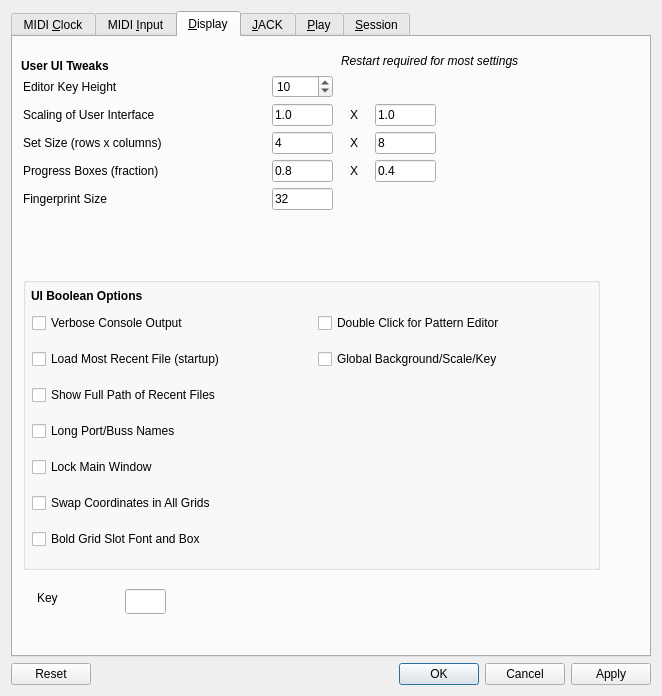
Before: the Qt Designer form seq_qt5/forms/qseditoptions.ui in ahlstromcj/seq66, drawn with Qt 5.
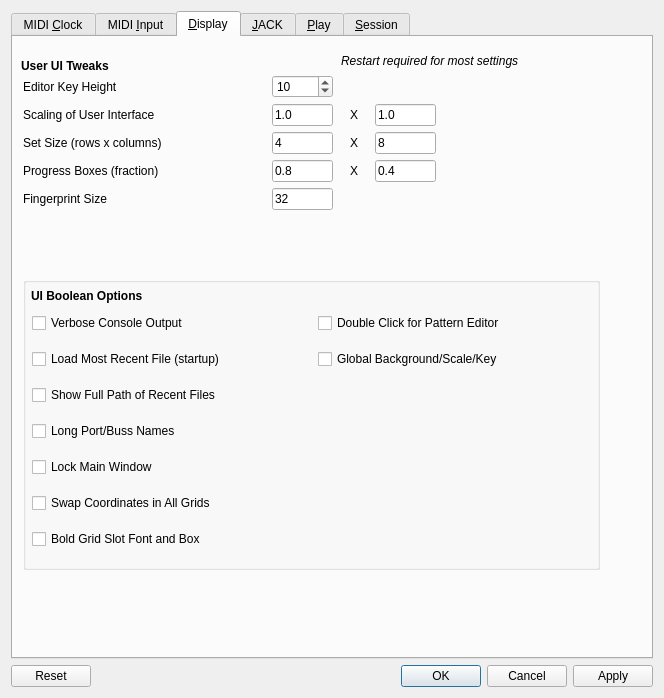
After: the same form once the commit is applied. The open tabs and pages were chosen to show the change.

What changed in the file:
```diff
--- a/seq_qt5/forms/qseditoptions.ui
+++ b/seq_qt5/forms/qseditoptions.ui
@@ -6,8 +6,8 @@
    <rect>
     <x>0</x>
     <y>0</y>
-    <width>662</width>
-    <height>696</height>
+    <width>664</width>
+    <height>698</height>
    </rect>
   </property>
   <property name="windowTitle">
@@ -1060,39 +1060,13 @@
        <property name="geometry">
         <rect>
          <x>8</x>
-         <y>208</y>
+         <y>220</y>
          <width>413</width>
          <height>16</height>
         </rect>
        </property>
        <layout class="QHBoxLayout" name="horizontalLayout"/>
       </widget>
-      <widget class="QLabel" name="label_key">
-       <property name="geometry">
-        <rect>
-         <x>24</x>
-         <y>552</y>
-         <width>73</width>
-         <height>17</height>
-        </rect>
-       </property>
-       <property name="text">
-        <string>Key</string>
-       </property>
-      </widget>
-      <widget class="QLineEdit" name="text_edit_key">
-       <property name="geometry">
-        <rect>
-         <x>112</x>
-         <y>552</y>
-         <width>41</width>
-         <height>25</height>
-        </rect>
-       </property>
-       <property name="toolTip">
-        <string>For testing only.  Normally hidden.</string>
-       </property>
-      </widget>
       <widget class="QLabel" name="label_6">
        <property name="geometry">
         <rect>
```
Left out of the diff: 3 changed lines with no effect on the pictures.
